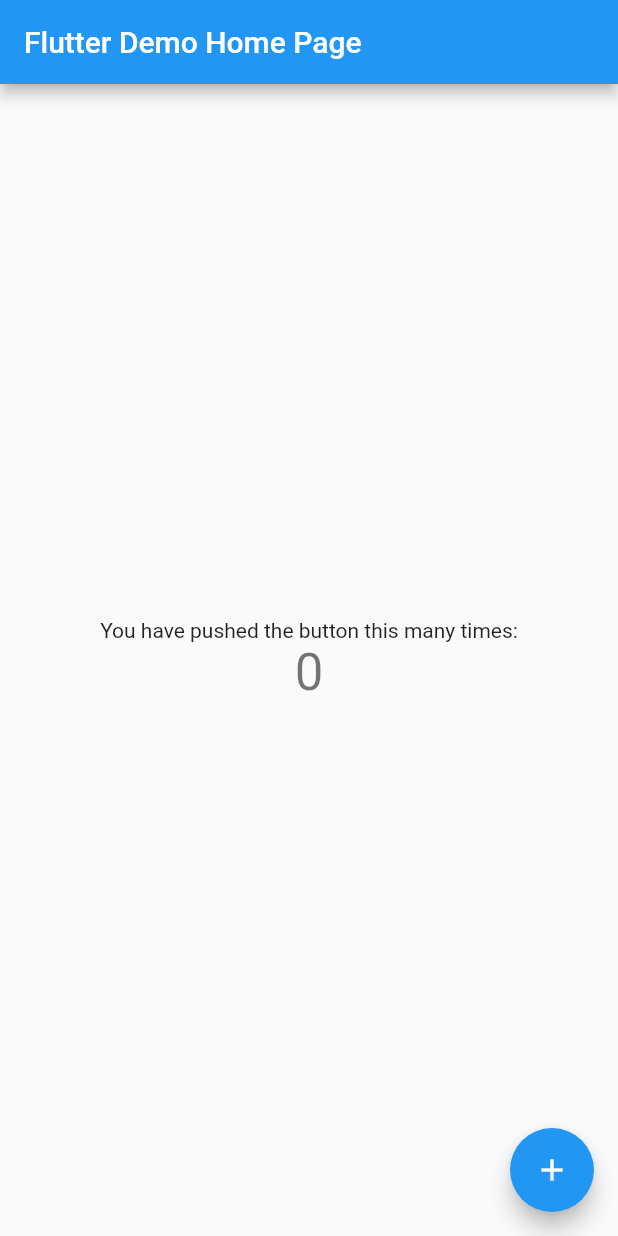
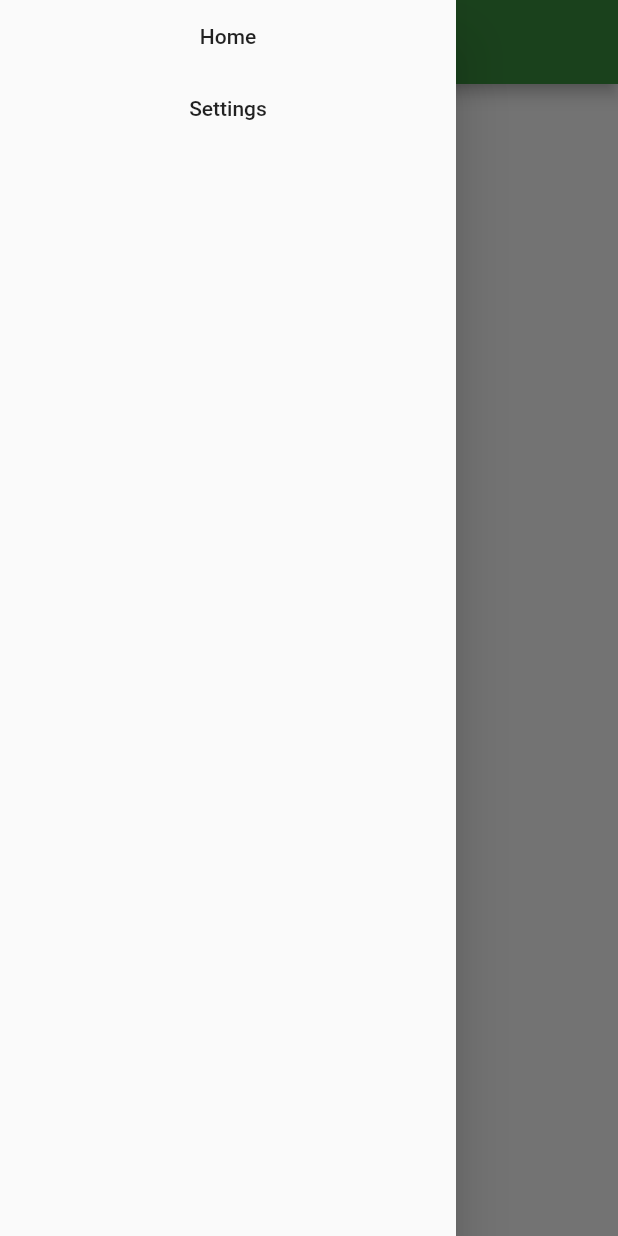
Before and after one commit to championswimmer/Conduit_Flutter, a Flutter app: the screen it shows after launch, with the side drawer open (before the commit the screen has no drawer), on a phone screen of 412 x 824 dp. Run offline on Flutter 3.47's test engine with Material 2 defaults, Android fonts, the phone set to English and light mode, and no system bars.

Commit message:
navdrawer, appbar, green theme, router
Signed-off-by: Arnav Gupta <arnav@codingblocks.com>

```diff
--- a/lib/main.dart
+++ b/lib/main.dart
@@ -1,111 +1,24 @@
+import 'package:conduit/pages/home.dart';
+import 'package:conduit/pages/settings.dart';
+import 'package:conduit/widgets/navdrawer.dart';
 import 'package:flutter/material.dart';
 
 void main() => runApp(MyApp());
 
 class MyApp extends StatelessWidget {
-  // This widget is the root of your application.
   @override
   Widget build(BuildContext context) {
     return MaterialApp(
-      title: 'Flutter Demo',
+      initialRoute: '/',
+      routes: {
+        '/': (context) => HomePage(),
+        '/settings': (context) => SettingsPage()
+      },
+      title: 'Conduit',
       theme: ThemeData(
-        // This is the theme of your application.
-        //
-        // Try running your application with "flutter run". You'll see the
-        // application has a blue toolbar. Then, without quitting the app, try
-        // changing the primarySwatch below to Colors.green and then invoke
-        // "hot reload" (press "r" in the console where you ran "flutter run",
-        // or simply save your changes to "hot reload" in a Flutter IDE).
-        // Notice that the counter didn't reset back to zero; the application
-        // is not restarted.
-        primarySwatch: Colors.blue,
+        primaryColor: Colors.green[700],
+        accentColor: Colors.greenAccent[400],
       ),
-      home: MyHomePage(title: 'Flutter Demo Home Page'),
     );
   }
 }
-
-class MyHomePage extends StatefulWidget {
-  MyHomePage({Key key, this.title}) : super(key: key);
-
-  // This widget is the home page of your application. It is stateful, meaning
-  // that it has a State object (defined below) that contains fields that affect
-  // how it looks.
-
-  // This class is the configuration for the state. It holds the values (in this
-  // case the title) provided by the parent (in this case the App widget) and
-  // used by the build method of the State. Fields in a Widget subclass are
-  // always marked "final".
-
-  final String title;
-
-  @override
-  _MyHomePageState createState() => _MyHomePageState();
-}
-
-class _MyHomePageState extends State<MyHomePage> {
-  int _counter = 0;
-
-  void _incrementCounter() {
-    setState(() {
-      // This call to setState tells the Flutter framework that something has
-      // changed in this State, which causes it to rerun the build method below
-      // so that the display can reflect the updated values. If we changed
-      // _counter without calling setState(), then the build method would not be
-      // called again, and so nothing would appear to happen.
-      _counter++;
-    });
-  }
-
-  @override
-  Widget build(BuildContext context) {
-    // This method is rerun every time setState is called, for instance as done
-    // by the _incrementCounter method above.
-    //
-    // The Flutter framework has been optimized to make rerunning build methods
-    // fast, so that you can just rebuild anything that needs updating rather
-    // than having to individually change instances of widgets.
-    return Scaffold(
-      appBar: AppBar(
-        // Here we take the value from the MyHomePage object that was created by
-        // the App.build method, and use it to set our appbar title.
-        title: Text(widget.title),
-      ),
-      body: Center(
-        // Center is a layout widget. It takes a single child and positions it
-        // in the middle of the parent.
-        child: Column(
-          // Column is also layout widget. It takes a list of children and
-          // arranges them vertically. By default, it sizes itself to fit its
-          // children horizontally, and tries to be as tall as its parent.
-          //
-          // Invoke "debug painting" (press "p" in the console, choose the
-          // "Toggle Debug Paint" action from the Flutter Inspector in Android
-          // Studio, or the "Toggle Debug Paint" command in Visual Studio Code)
-          // to see the wireframe for each widget.
-          //
-          // Column has various properties to control how it sizes itself and
-          // how it positions its children. Here we use mainAxisAlignment to
-          // center the children vertically; the main axis here is the vertical
-          // axis because Columns are vertical (the cross axis would be
-          // horizontal).
-          mainAxisAlignment: MainAxisAlignment.center,
-          children: <Widget>[
-            Text(
-              'You have pushed the button this many times:',
-            ),
-            Text(
-              '$_counter',
-              style: Theme.of(context).textTheme.display1,
-            ),
-          ],
-        ),
-      ),
-      floatingActionButton: FloatingActionButton(
-        onPressed: _incrementCounter,
-        tooltip: 'Increment',
-        child: Icon(Icons.add),
-      ), // This trailing comma makes auto-formatting nicer for build methods.
-    );
-  }
-}
--- /dev/null
+++ b/lib/pages/home.dart
@@ -0,0 +1,16 @@
+
+import 'package:conduit/widgets/appbar.dart';
+import 'package:conduit/widgets/navdrawer.dart';
+import 'package:flutter/material.dart';
+
+class HomePage extends StatelessWidget {
+
+  @override
+  Widget build(BuildContext context) {
+    return Scaffold(
+      drawer: MainNavDrawer(),
+      body: Text("Home"),
+      appBar: appbar
+    );
+  }
+}
--- /dev/null
+++ b/lib/widgets/appbar.dart
@@ -0,0 +1,6 @@
+
+import 'package:flutter/material.dart';
+
+final appbar = AppBar(
+  title: Text('Conduit')
+);
--- /dev/null
+++ b/lib/widgets/navdrawer.dart
@@ -0,0 +1,26 @@
+import 'package:conduit/main.dart';
+import 'package:flutter/material.dart';
+
+class MainNavDrawer extends StatelessWidget {
+  @override
+  Widget build(BuildContext context) {
+    return Drawer(
+      child: ListView(
+        children: <Widget>[
+          FlatButton(
+            child: Text('Home'),
+            onPressed: () {
+              Navigator.pushReplacementNamed(context, '/');
+            },
+          ),
+          FlatButton(
+            child: Text('Settings'),
+            onPressed: () {
+              Navigator.pushReplacementNamed(context, '/settings');
+            },
+          )
+        ],
+      )
+    );
+  }
+}
```
Also changed, not shown: lib/pages/settings.dart (added, +16 -0 lines), 2 other files.
